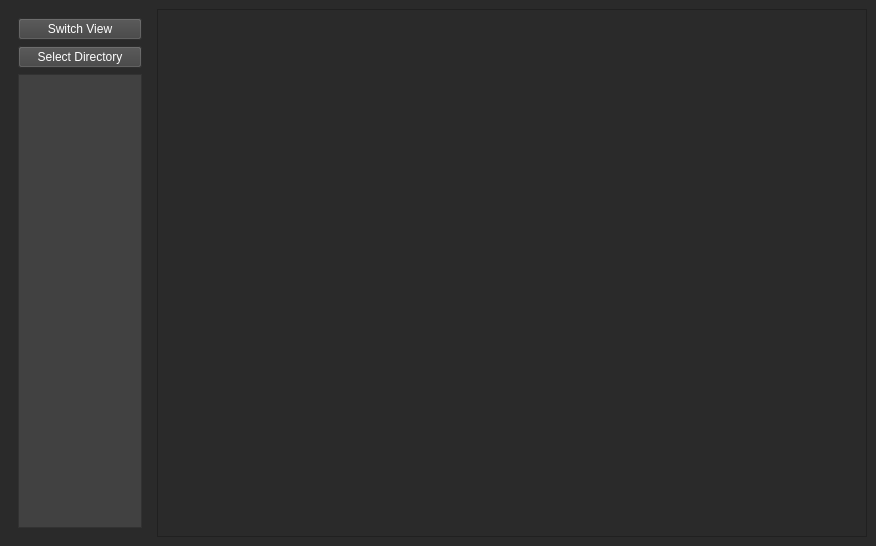
First picture: the form in assets/main.ui, repository Rivridis/Ebook-Reader, before the edit.
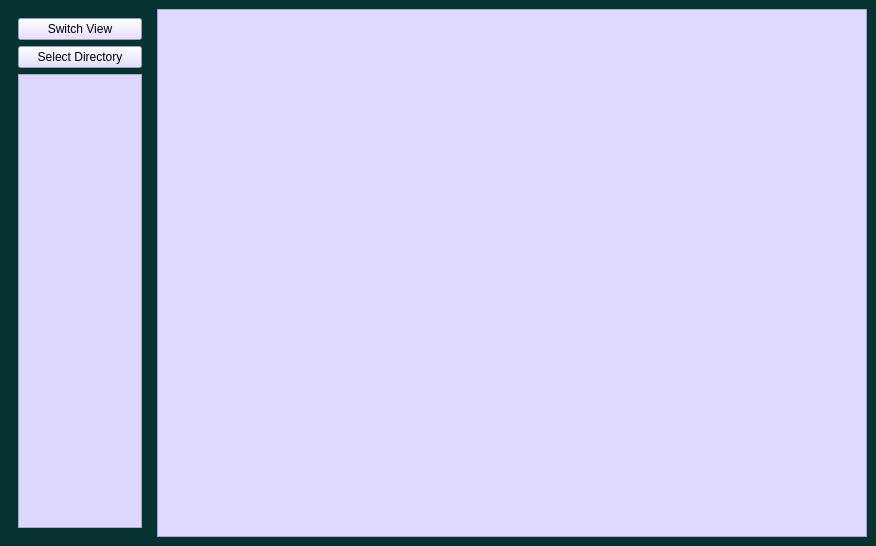
Second picture: the form after the edit.

Patch:
```diff
--- a/assets/main.ui
+++ b/assets/main.ui
@@ -14,7 +14,7 @@
    <string>MainWindow</string>
   </property>
   <property name="styleSheet">
-   <string notr="true">background-color: rgb(42, 42, 42);</string>
+   <string notr="true">background-color: rgb(6, 50, 50);</string>
   </property>
   <widget class="QWidget" name="centralwidget">
    <layout class="QGridLayout" name="gridLayout_2" columnstretch="1,5">
@@ -30,8 +30,8 @@
           <item>
            <widget class="QPushButton" name="pushButton">
             <property name="styleSheet">
-             <string notr="true">background-color: rgb(65, 65, 65);
-color: rgb(255, 255, 255);</string>
+             <string notr="true">background-color: rgb(222, 216, 254);
+color: rgb(0, 0, 0);</string>
             </property>
             <property name="text">
              <string>Switch View</string>
@@ -41,8 +41,8 @@
           <item>
            <widget class="QPushButton" name="direct">
             <property name="styleSheet">
-             <string notr="true">background-color: rgb(65, 65, 65);
-color: rgb(255, 255, 255);</string>
+             <string notr="true">background-color: rgb(222, 216, 254);
+color: rgb(0, 0, 0);</string>
             </property>
             <property name="text">
              <string>Select Directory</string>
@@ -52,7 +52,7 @@
           <item>
            <widget class="QTreeView" name="tree">
             <property name="styleSheet">
-             <string notr="true">background-color: rgb(65, 65, 65);</string>
+             <string notr="true">background-color: rgb(222, 216, 254);</string>
             </property>
            </widget>
           </item>
@@ -66,7 +66,12 @@
     <item row="0" column="1">
      <layout class="QVBoxLayout" name="verticalLayout_2">
       <item>
-       <widget class="QTextEdit" name="text"/>
+       <widget class="QTextEdit" name="text">
+        <property name="styleSheet">
+         <string notr="true">background-color: rgb(223, 217, 255);
+color: rgb(0, 0, 0);</string>
+        </property>
+       </widget>
       </item>
      </layout>
     </item>
```
